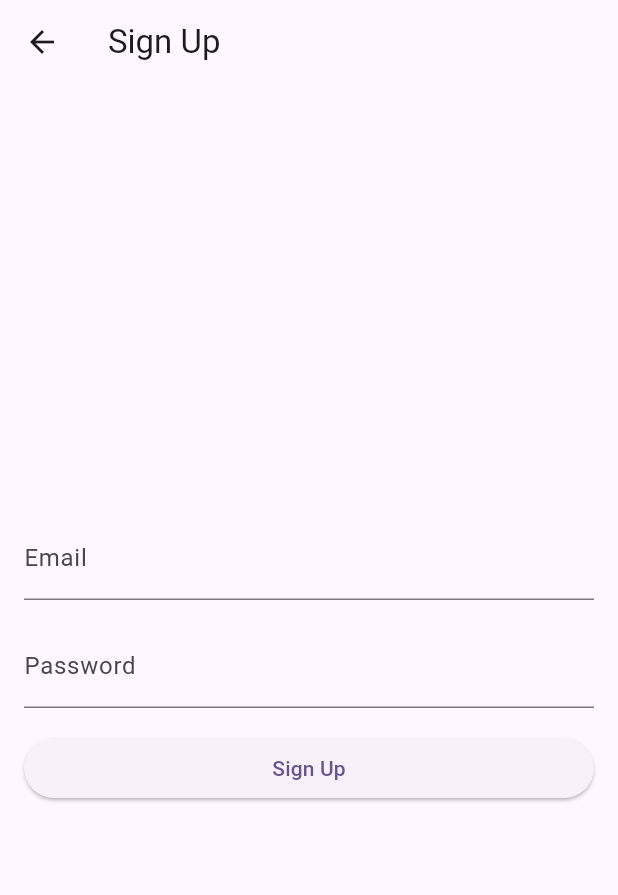
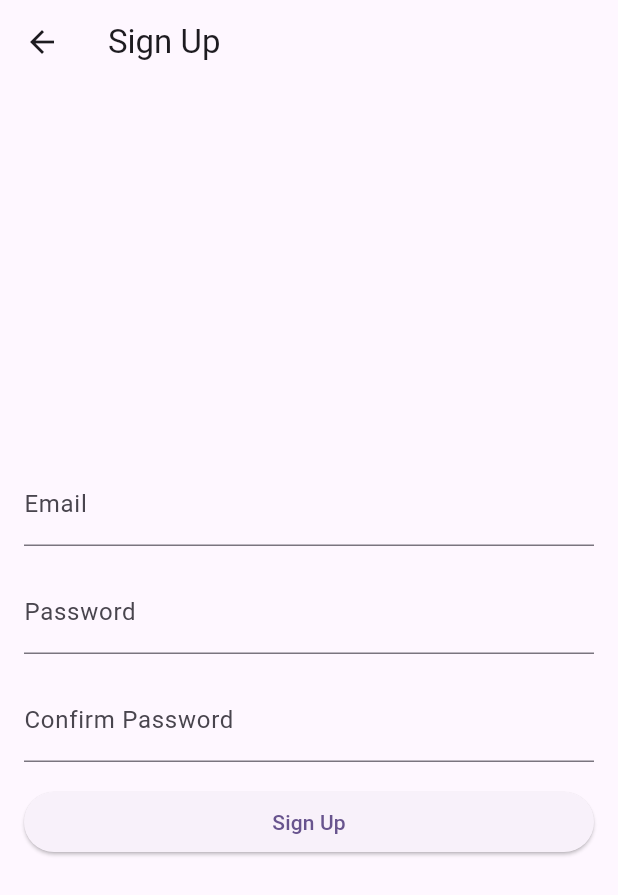
Before and after one commit to sapatevaibhav/flutter_firebase_demo, a Flutter app: the screen it shows after launch, after a tap on "Create an account", on a phone screen of 412 x 824 dp. Shown: the top 895 px of the screen. Run offline on Flutter 3.47's test engine with Material 3 defaults, Android fonts, the phone set to English and light mode, and no system bars; our stand-ins replace firebase_auth, firebase_core; accounts and stored records are empty.

Commit message:
email auth success

```diff
--- a/lib/email_auth/login_screen.dart
+++ b/lib/email_auth/login_screen.dart
@@ -1,12 +1,50 @@
+// ignore_for_file: use_build_context_synchronously
+
+import 'dart:developer';
+
+import 'package:firebase_auth/firebase_auth.dart';
 import 'package:flutter/material.dart';
 import 'package:flutter_firebase_demo/email_auth/signup_screen.dart';
+import 'package:flutter_firebase_demo/home.dart';
 
-class LoginPage extends StatelessWidget {
+class LoginPage extends StatefulWidget {
+  const LoginPage({super.key});
+
+  @override
+  State<LoginPage> createState() => _LoginPageState();
+}
+
+class _LoginPageState extends State<LoginPage> {
+  TextEditingController emailController = TextEditingController();
+
+  TextEditingController passController = TextEditingController();
+
+  void login() async {
+    String email = emailController.text.trim(),
+        pass = passController.text.trim();
+    if (email == "" || pass == "") {
+      log("Enter the details");
+    } else {
+      try {
+        UserCredential userCredential = await FirebaseAuth.instance
+            .signInWithEmailAndPassword(email: email, password: pass);
+        if (userCredential.user != null) {
+          log("sign in success");
+          Navigator.popUntil(context, (route) => route.isFirst);
+          Navigator.pushReplacement(context,
+              MaterialPageRoute(builder: (context) => const HomeScreen()));
+        }
+      } on FirebaseAuthException catch (e) {
+        log(e.code.toString());
+      }
+    }
+  }
+
   @override
   Widget build(BuildContext context) {
     return Scaffold(
       appBar: AppBar(
-        title: Text('Login'),
+        title: const Text('Login'),
       ),
       body: Padding(
         padding: const EdgeInsets.all(16.0),
@@ -15,33 +53,35 @@ class LoginPage extends StatelessWidget {
           crossAxisAlignment: CrossAxisAlignment.stretch,
           children: <Widget>[
             TextField(
-              decoration: InputDecoration(
+              controller: emailController,
+              decoration: const InputDecoration(
                 labelText: 'Email',
               ),
             ),
-            SizedBox(height: 16.0),
+            const SizedBox(height: 16.0),
             TextField(
+              controller: passController,
               obscureText: true,
-              decoration: InputDecoration(
+              decoration: const InputDecoration(
                 labelText: 'Password',
               ),
             ),
-            SizedBox(height: 16.0),
+            const SizedBox(height: 16.0),
             ElevatedButton(
               onPressed: () {
-                // Perform login action
+                login();
               },
-              child: Text('Login'),
+              child: const Text('Login'),
             ),
-            SizedBox(height: 16.0),
+            const SizedBox(height: 16.0),
             TextButton(
               onPressed: () {
                 Navigator.push(
                   context,
-                  MaterialPageRoute(builder: (context) => SignupPage()),
+                  MaterialPageRoute(builder: (context) => const SignupPage()),
                 );
               },
-              child: Text('Create an account'),
+              child: const Text('Create an account'),
             ),
           ],
         ),
--- a/lib/email_auth/signup_screen.dart
+++ b/lib/email_auth/signup_screen.dart
@@ -1,11 +1,48 @@
+import 'dart:developer';
+import 'package:firebase_auth/firebase_auth.dart';
 import 'package:flutter/material.dart';
 
-class SignupPage extends StatelessWidget {
+class SignupPage extends StatefulWidget {
+  const SignupPage({super.key});
+
+  @override
+  State<SignupPage> createState() => _SignupPageState();
+}
+
+class _SignupPageState extends State<SignupPage> {
+  TextEditingController emailController = TextEditingController();
+
+  TextEditingController passwordController = TextEditingController();
+
+  TextEditingController passwordcController = TextEditingController();
+  void createAccount() async {
+    String email = emailController.text.trim();
+    String pass = passwordController.text.trim();
+    String passc = passwordcController.text.trim();
+
+    if (email == "" || pass == "" || passc == "") {
+      log("Please enter all details");
+    } else if (pass != passc) {
+      log("passwords doesn't match");
+    } else {
+      try {
+        UserCredential userCredential = await FirebaseAuth.instance
+            .createUserWithEmailAndPassword(email: email, password: pass);
+        log("Account creation success");
+        if (userCredential.user != null) {
+          Navigator.pop(context);
+        }
+      } on FirebaseAuthException catch (e) {
+        log(e.code.toString());
+      }
+    }
+  }
+
   @override
   Widget build(BuildContext context) {
     return Scaffold(
       appBar: AppBar(
-        title: Text('Sign Up'),
+        title: const Text('Sign Up'),
       ),
       body: Padding(
         padding: const EdgeInsets.all(16.0),
@@ -14,23 +51,33 @@ class SignupPage extends StatelessWidget {
           crossAxisAlignment: CrossAxisAlignment.stretch,
           children: <Widget>[
             TextField(
-              decoration: InputDecoration(
+              controller: emailController,
+              decoration: const InputDecoration(
                 labelText: 'Email',
               ),
             ),
-            SizedBox(height: 16.0),
+            const SizedBox(height: 16.0),
             TextField(
+              controller: passwordController,
               obscureText: true,
-              decoration: InputDecoration(
+              decoration: const InputDecoration(
                 labelText: 'Password',
               ),
             ),
-            SizedBox(height: 16.0),
+            const SizedBox(height: 16.0),
+            TextField(
+              controller: passwordcController,
+              obscureText: true,
+              decoration: const InputDecoration(
+                labelText: 'Confirm Password',
+              ),
+            ),
+            const SizedBox(height: 16.0),
             ElevatedButton(
               onPressed: () {
-                // Perform signup action
+                createAccount();
               },
-              child: Text('Sign Up'),
+              child: const Text('Sign Up'),
             ),
           ],
         ),
--- a/lib/main.dart
+++ b/lib/main.dart
@@ -1,7 +1,9 @@
+import 'package:firebase_auth/firebase_auth.dart';
 import 'package:firebase_core/firebase_core.dart';
 import 'package:flutter/material.dart';
 import 'package:flutter_firebase_demo/email_auth/login_screen.dart';
 import 'package:flutter_firebase_demo/firebase_options.dart';
+import 'package:flutter_firebase_demo/home.dart';
 
 void main() async {
   WidgetsFlutterBinding.ensureInitialized();
@@ -12,7 +14,7 @@
 }
 
 class MyApp extends StatelessWidget {
-  const MyApp({super.key});
+  const MyApp({Key? key}) : super(key: key);
 
   @override
   Widget build(BuildContext context) {
@@ -23,7 +25,9 @@
         colorScheme: ColorScheme.fromSeed(seedColor: Colors.deepPurple),
         useMaterial3: true,
       ),
-      home: LoginPage(),
+      home: (FirebaseAuth.instance.currentUser != null)
+          ? const HomeScreen()
+          : const LoginPage(),
     );
   }
 }
--- a/pubspec.yaml
+++ b/pubspec.yaml
@@ -36,6 +36,7 @@ dependencies:
   # Use with the CupertinoIcons class for iOS style icons.
   cupertino_icons: ^1.0.2
   firebase_core: ^2.25.4
+  firebase_auth: ^4.17.4
 
 dev_dependencies:
   flutter_test:
```
Also changed, not shown: lib/home.dart (added, +47 -0 lines), pubspec.lock, 4 other files.
